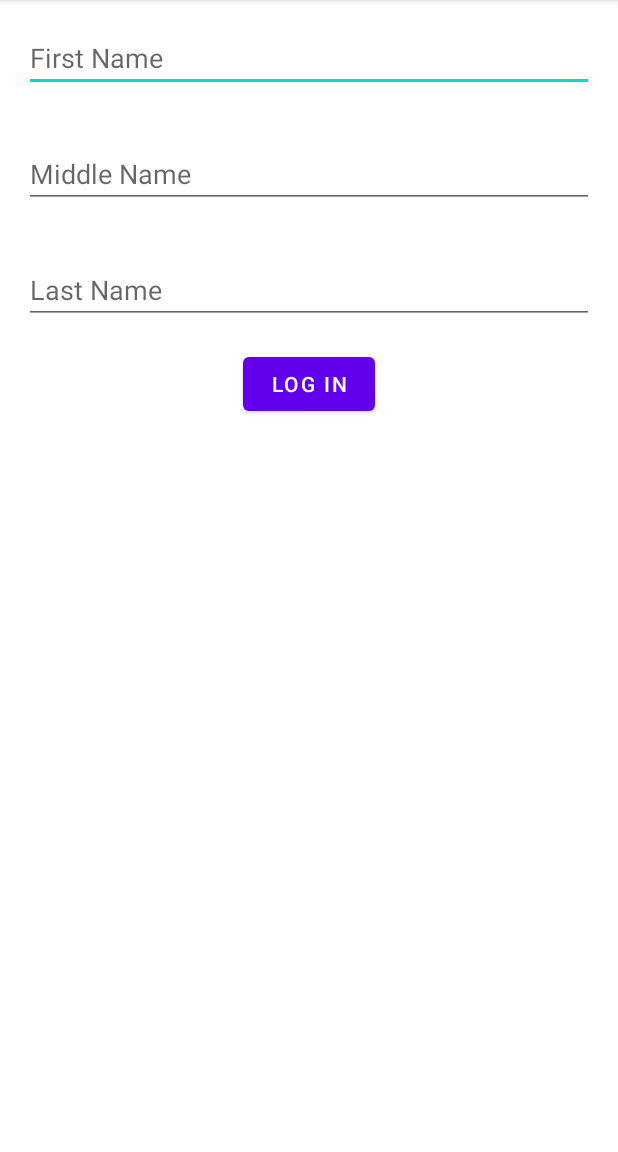
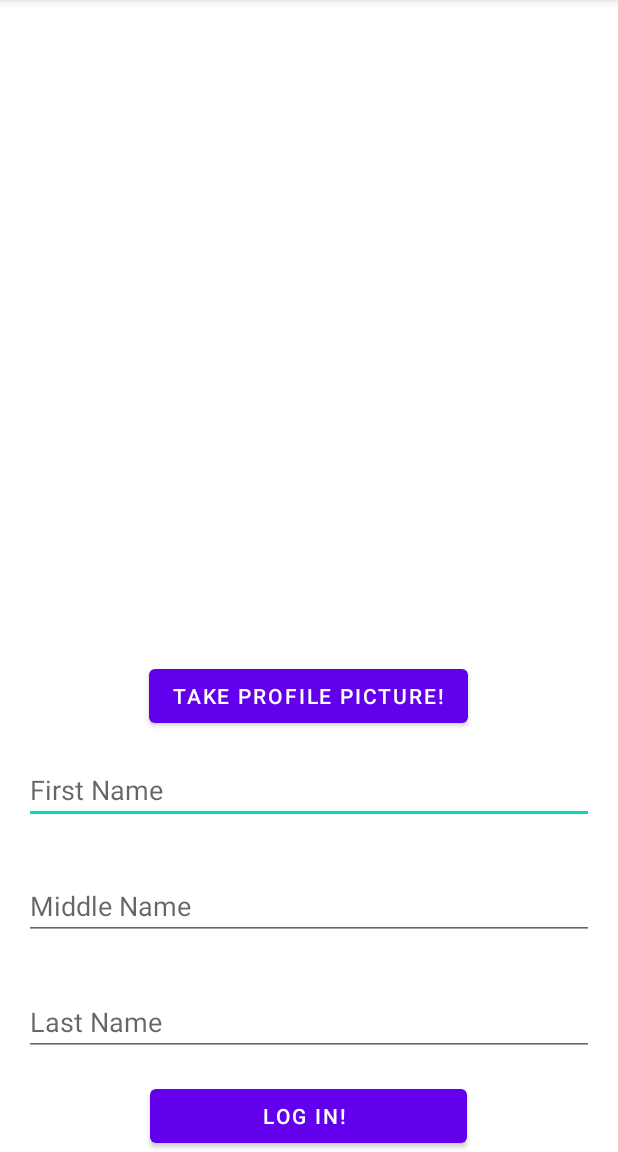
Before and after one commit to stevthomson/LifeCycleManagement, an Android app: the screen it shows after launch (MainActivity), on a phone screen of 412 x 824 dp, the part 84-1236 px from its top. Run offline under Robolectric (Android 15) with nearby library versions, the phone set to English and light mode, and no system bars.

Commit message:
image place holder

```diff
--- a/app/src/main/java/com/example/lifecyclemanagement/MainActivity.kt
+++ b/app/src/main/java/com/example/lifecyclemanagement/MainActivity.kt
@@ -4,6 +4,10 @@ import androidx.appcompat.app.AppCompatActivity
 import android.os.Bundle
 
 class MainActivity : AppCompatActivity() {
+
+    private var firstName: String = ""
+    private var middleName: String = ""
+    private var lastName: String = ""
     override fun onCreate(savedInstanceState: Bundle?) {
         super.onCreate(savedInstanceState)
         setContentView(R.layout.activity_main)
--- a/app/src/main/res/layout/activity_main.xml
+++ b/app/src/main/res/layout/activity_main.xml
@@ -9,6 +9,19 @@
     android:layout_gravity="center"
     tools:context=".MainActivity">
 
+    <ImageView
+        android:id="@+id/imageView"
+        android:layout_width="match_parent"
+        android:layout_height="wrap_content"
+        android:layout_weight="1" />
+    <Button
+        android:id="@+id/buttonTakePicture"
+        android:layout_width="wrap_content"
+        android:layout_height="wrap_content"
+        android:layout_gravity="center"
+        android:text="Take Profile Picture!"
+        android:textColor="@android:color/white"
+        />
     <EditText
         android:id="@+id/editFirstName"
         android:layout_width="match_parent"
@@ -40,7 +53,7 @@
         android:layout_width="wrap_content"
         android:layout_height="wrap_content"
         android:layout_gravity="center"
-        android:text="Log In"
+        android:text="             Log In!              "
         android:textColor="@android:color/white"
         />
 </LinearLayout>
```
